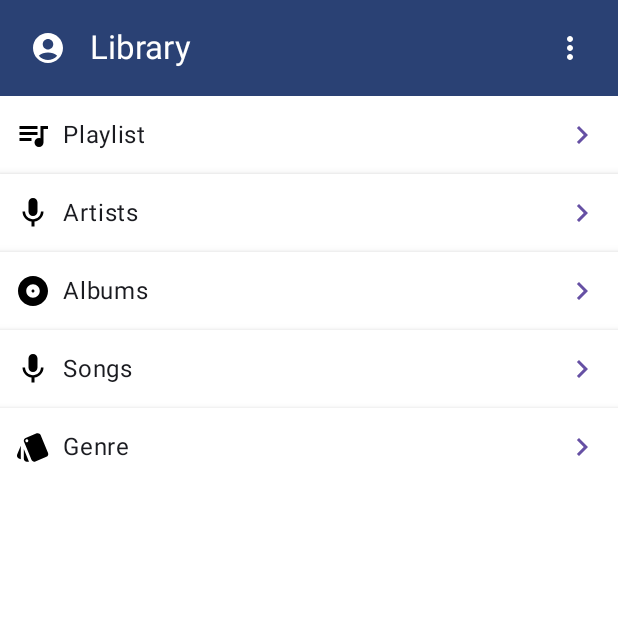
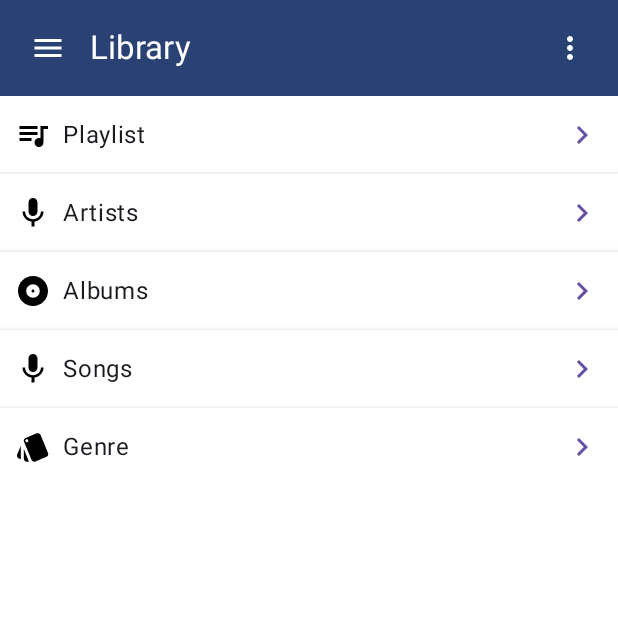
Before and after one commit to CR7sewey/OneCommitProjects-MusicApp, an Android app built with Jetpack Compose: the screen it shows after launch (MainActivity), item 3 of the bottom bar chosen, on a phone screen of 412 x 824 dp, the top half of it. Run offline under Robolectric (Android 15) with nearby library versions, the phone set to English and light mode, and no system bars; 1 statement that could not run was skipped.

Commit message:
Bottom Modal + Corrections

```diff
--- a/app/src/main/java/com/mike/musicapp/Navigation.kt
+++ b/app/src/main/java/com/mike/musicapp/Navigation.kt
@@ -82,14 +82,14 @@ fun Navigation(navHostController: NavHostController = rememberNavController(), p
         }
 
         composable(Screen.BottomNavScreens.Library.broute) {
-            homeMVVM.setTitle(Screen.BottomNavScreens.Library.btitle)
+            homeMVVM.setTitle(Screen.BottomNavScreens.Library.title)
             homeMVVM.setScreen(Screen.BottomNavScreens.Library)
             LibraryUI(
                 modifier = modifier
             )
         }
         composable(Screen.BottomNavScreens.Browse.broute) {
-            homeMVVM.setTitle(Screen.BottomNavScreens.Browse.btitle)
+            homeMVVM.setTitle(Screen.BottomNavScreens.Browse.title)
             homeMVVM.setScreen(Screen.BottomNavScreens.Browse)
             BrowseUI(
                 texto = "Browse",
--- a/app/src/main/java/com/mike/musicapp/common/modules/Screen.kt
+++ b/app/src/main/java/com/mike/musicapp/common/modules/Screen.kt
@@ -17,6 +17,12 @@ sealed class Screen(val route: String, val title: String = "") {
         object Home : BottomNavScreens("home", "Home", R.drawable.baseline_home_filled_24)
         object Library : BottomNavScreens("library", "Library", R.drawable.baseline_library_music_24)
         object Browse : BottomNavScreens("browse", "Browse", R.drawable.baseline_apps_24)
+    }
+
+    sealed class BottomModal(val mroute: String, val mtitle: String = "", @DrawableRes val icon: Int? = null) : Screen(mroute, mtitle) {
+        object Settings : BottomModal("settings", "Settings", R.drawable.baseline_settings_24)
+        object Share : BottomModal("share", "Share", R.drawable.baseline_share_24)
+        object HelpAndFeedback : BottomModal("helpAndFeedback", "Help and Feedback", R.drawable.baseline_help_center_24)
     }
 
 }
@@ -64,6 +70,12 @@ val libraryItems = listOf(
     ),
 )
 
+val bottomModalItems = listOf(
+    Screen.BottomModal.Settings,
+    Screen.BottomModal.Share,
+    Screen.BottomModal.HelpAndFeedback
+)
+
 object Icons {
     val icons = listOf(
         R.drawable.baseline_settings_24,
--- /dev/null
+++ b/app/src/main/res/drawable/baseline_menu_24.xml
@@ -0,0 +1,5 @@
+<vector xmlns:android="http://schemas.android.com/apk/res/android" android:height="24dp" android:tint="#000000" android:viewportHeight="24" android:viewportWidth="24" android:width="24dp">
+
+    <path android:fillColor="@android:color/white" android:pathData="M3,18h18v-2L3,16v2zM3,13h18v-2L3,11v2zM3,6v2h18L21,6L3,6z"/>
+
+</vector>
--- /dev/null
+++ b/app/src/main/res/drawable/baseline_share_24.xml
@@ -0,0 +1,5 @@
+<vector xmlns:android="http://schemas.android.com/apk/res/android" android:height="24dp" android:tint="#000000" android:viewportHeight="24" android:viewportWidth="24" android:width="24dp">
+
+    <path android:fillColor="@android:color/white" android:pathData="M18,16.08c-0.76,0 -1.44,0.3 -1.96,0.77L8.91,12.7c0.05,-0.23 0.09,-0.46 0.09,-0.7s-0.04,-0.47 -0.09,-0.7l7.05,-4.11c0.54,0.5 1.25,0.81 2.04,0.81 1.66,0 3,-1.34 3,-3s-1.34,-3 -3,-3 -3,1.34 -3,3c0,0.24 0.04,0.47 0.09,0.7L8.04,9.81C7.5,9.31 6.79,9 6,9c-1.66,0 -3,1.34 -3,3s1.34,3 3,3c0.79,0 1.5,-0.31 2.04,-0.81l7.12,4.16c-0.05,0.21 -0.08,0.43 -0.08,0.65 0,1.61 1.31,2.92 2.92,2.92 1.61,0 2.92,-1.31 2.92,-2.92s-1.31,-2.92 -2.92,-2.92z"/>
+
+</vector>
```
Also changed, not shown: app/src/main/java/com/mike/musicapp/MainActivity.kt (+102 -5 lines), app/src/main/java/com/mike/musicapp/common/UI/DrawerUI.kt (+12 -4 lines).
